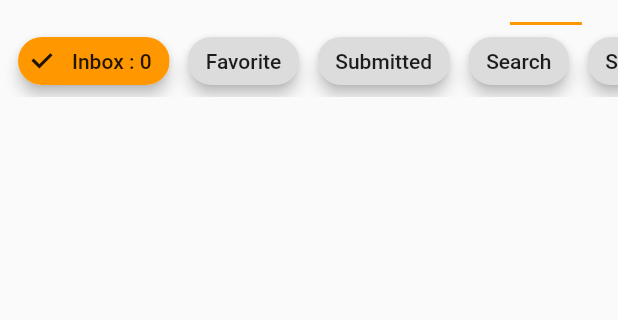
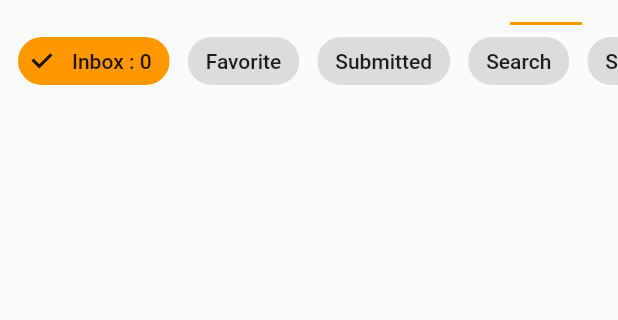
Before and after one commit to Gabby-Software/HACKI-News-mobileapp, a Flutter app: the screen it shows after launch, tab 6 chosen, on a phone screen of 412 x 824 dp, the part 47-367 px from its top. Run offline on Flutter 3.47's test engine with Material 2 defaults, Android fonts, the phone set to English and light mode, and no system bars; drawn by our look-alikes of pull_to_refresh; our stand-ins replace adaptive_theme, badges, bloc, cached_network_image, dio, equatable and 13 more; missing offline and left inert: fast_gbk, feature_discovery, firebase; accounts and stored records are empty.

Commit message:
removed chip elevation

```diff
--- a/lib/screens/profile/profile_screen.dart
+++ b/lib/screens/profile/profile_screen.dart
@@ -388,7 +388,6 @@ class _ProfileScreenState extends State<ProfileScreen>
                                 'Inbox : '
                                 '${notificationState.unreadCommentsIds.length}',
                               ),
-                              elevation: 4,
                               selected: pageType == PageType.notification,
                               onSelected: (val) {
                                 if (val) {
@@ -406,7 +405,6 @@ class _ProfileScreenState extends State<ProfileScreen>
                               label: const Text(
                                 'Favorite',
                               ),
-                              elevation: 4,
                               selected: pageType == PageType.fav,
                               onSelected: (val) {
                                 if (val) {
@@ -424,7 +422,6 @@ class _ProfileScreenState extends State<ProfileScreen>
                               label: const Text(
                                 'Submitted',
                               ),
-                              elevation: 4,
                               selected: pageType == PageType.history,
                               onSelected: (val) {
                                 if (val) {
@@ -442,7 +439,6 @@ class _ProfileScreenState extends State<ProfileScreen>
                               label: const Text(
                                 'Search',
                               ),
-                              elevation: 4,
                               selected: pageType == PageType.search,
                               onSelected: (val) {
                                 if (val) {
@@ -460,7 +456,6 @@ class _ProfileScreenState extends State<ProfileScreen>
                               label: const Text(
                                 'Settings',
                               ),
-                              elevation: 4,
                               selected: pageType == PageType.settings,
                               onSelected: (val) {
                                 if (val) {
--- a/pubspec.yaml
+++ b/pubspec.yaml
@@ -1,6 +1,6 @@
 name: hacki
 description: A Very Good Project created by Very Good CLI.
-version: 0.1.0+1
+version: 0.1.0+5
 publish_to: none
 
 environment:
```
